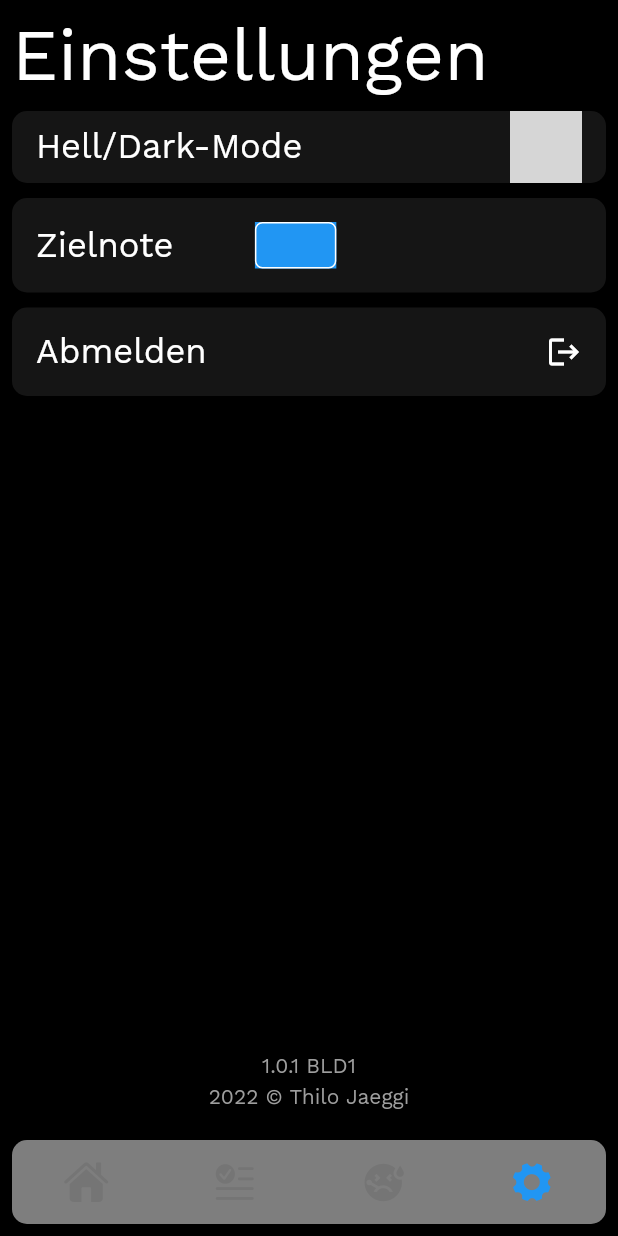
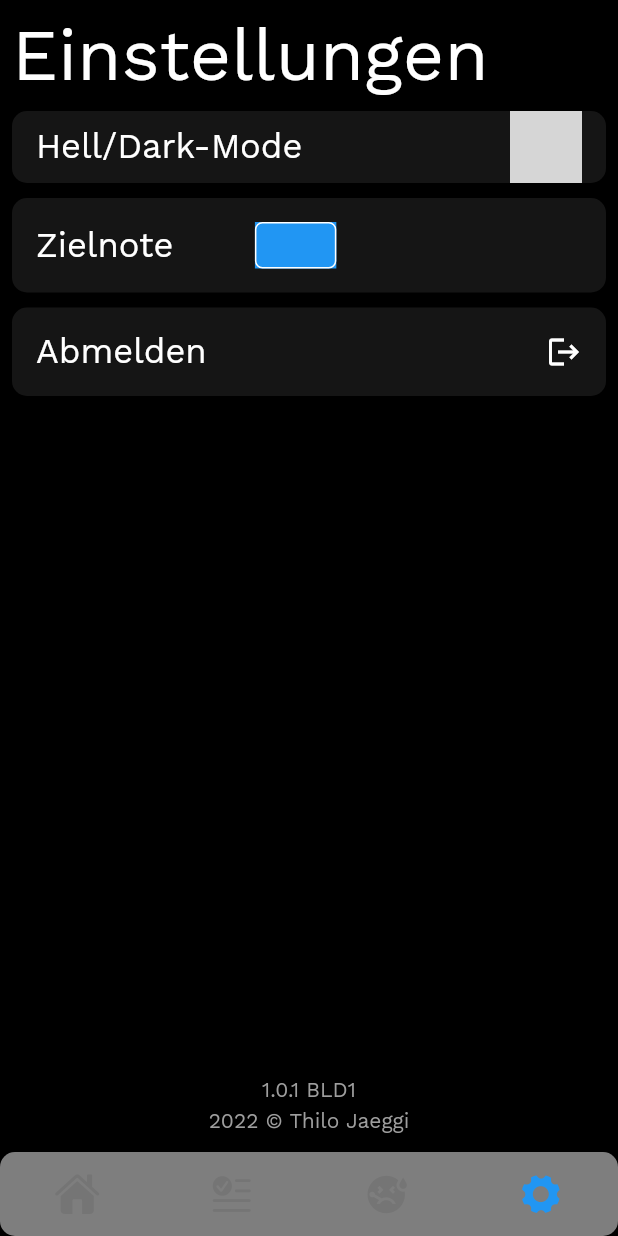
Before and after one commit to thilojaeggi/notely, a Flutter app: the ViewContainerWidget screen opened directly, item 4 of the bottom bar chosen, on a phone screen of 412 x 824 dp. Run offline on Flutter 3.47's test engine with Material 2 defaults, Android fonts, the phone set to English and light mode, and no system bars; drawn by our look-alikes of custom_navigation_bar; our stand-ins replace dropdown_button2, fl_chart, flutter_local_notifications, flutter_secure_storage, flutter_spinkit, package_info_plus and 4 more; missing offline and left inert: day_night_switcher, fl_toast, workmanager; accounts and stored records are empty; network calls fail; grey boxes are pictures that could not be loaded.

Commit message:
Remove Padding

```diff
--- a/lib/view_container.dart
+++ b/lib/view_container.dart
@@ -133,9 +133,7 @@ class _ViewContainerWidgetState extends State<ViewContainerWidget>
       } else {
         return Scaffold(
           extendBody: true,
-          bottomNavigationBar: Padding(
-            padding: const EdgeInsets.all(8.0),
-            child: CustomNavigationBar(
+          bottomNavigationBar: CustomNavigationBar(
             backgroundColor:
                 (ThemeProvider.controllerOf(context).currentThemeId ==
                         'dark_theme')
@@ -169,7 +167,6 @@ class _ViewContainerWidgetState extends State<ViewContainerWidget>
             currentIndex: _selectedIndex,
             onTap: changeDestination,
           ),
-          ),
           body: SafeArea(
             child: _pages[_selectedIndex],
             bottom: false,
```
Lines whose indentation alone changed are shown as unchanged.
